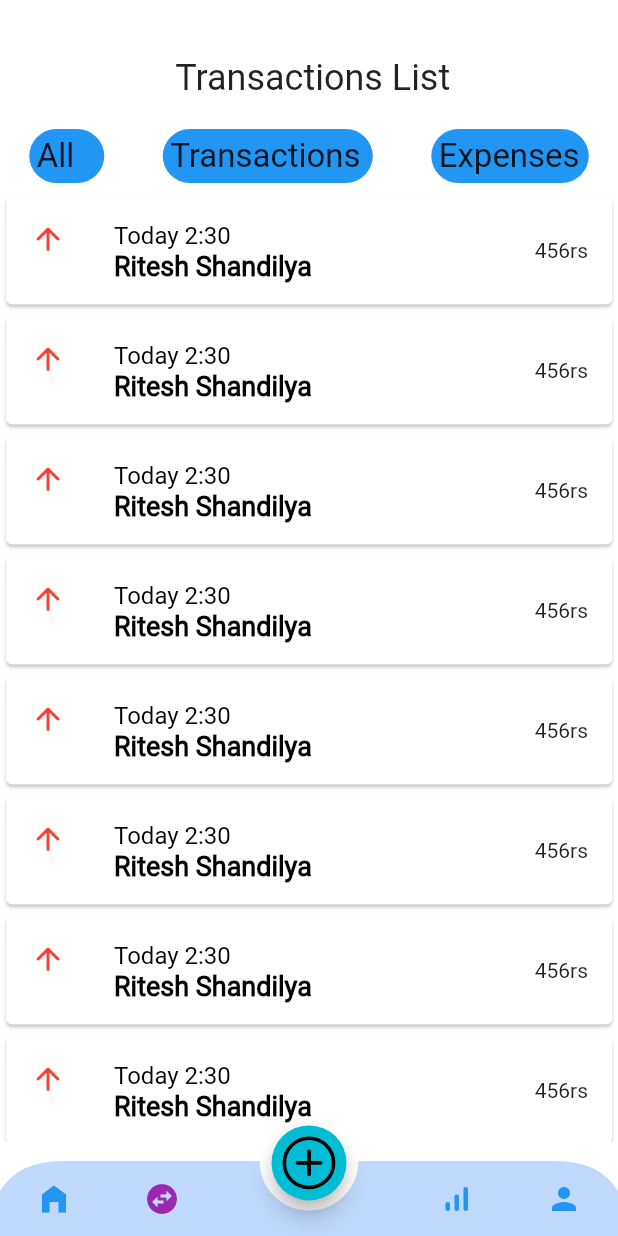
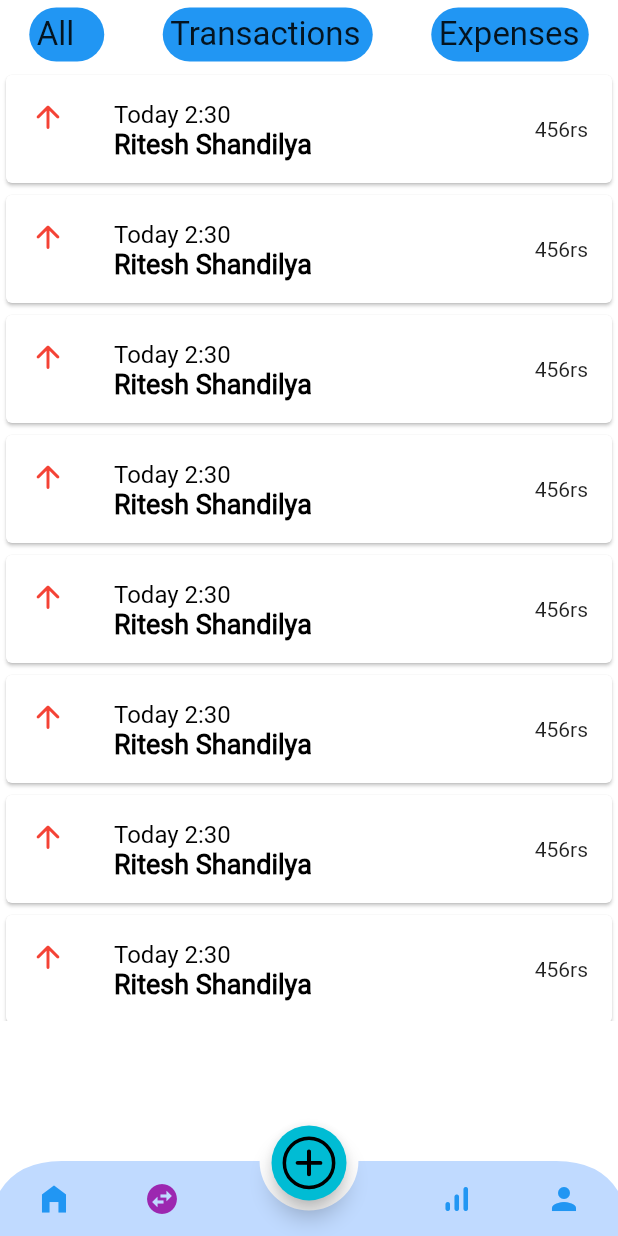
Before and after one commit to joysarkar18/Expense-Tracker-app, a Flutter app: the Home screen opened directly, item 2 of the bottom bar chosen, on a phone screen of 412 x 824 dp. Run offline on Flutter 3.47's test engine with Material 2 defaults, Android fonts, the phone set to English and light mode, and no system bars; our stand-ins replace cloud_firestore, email_validator, firebase_auth, firebase_core, flutter_screenutil, get and 2 more; missing offline and left inert: chart_sparkline, dart:ffi; accounts and stored records are empty.

Commit message:
some updater

```diff
--- a/lib/Screens/Transaction/page.dart
+++ b/lib/Screens/Transaction/page.dart
@@ -9,16 +9,16 @@ class Page1 extends StatelessWidget {
   Widget build(BuildContext context) {
     return Column(
       children: [
-        const SizedBox(
-          height: 38,
-        ),
-        Container(
-            margin: const EdgeInsets.only(left: 5),
-            child: const Text("Transactions List",
-                style: TextStyle(fontSize: 24))),
-        const SizedBox(
-          height: 15,
-        ),
+        // const SizedBox(
+        //   height: 38,
+        // ),
+        // Container(
+        //     margin: const EdgeInsets.only(left: 5),
+        //     child: const Text("Transactions List",
+        //         style: TextStyle(fontSize: 24))),
+        // const SizedBox(
+        //   height: 15,
+        // ),
         Row(mainAxisAlignment: MainAxisAlignment.spaceAround, children: [
           Container(
               padding: const EdgeInsets.all(5),
```
